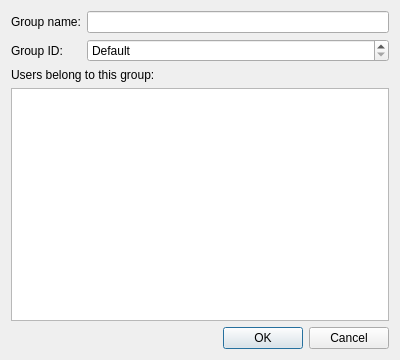
Qt form lxqt-admin-user/groupdialog.ui (lxqt/lxqt-admin) before a commit.
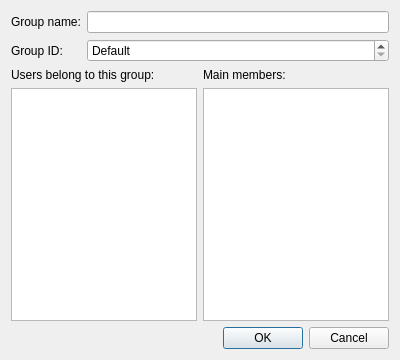
The same form after that commit.

Commit message: Ability to see main members in groups

Patch:
```diff
--- a/lxqt-admin-user/groupdialog.ui
+++ b/lxqt-admin-user/groupdialog.ui
@@ -13,7 +13,16 @@
   <property name="windowTitle">
    <string>Group Settings</string>
   </property>
+  <layout class="QVBoxLayout" name="verticalLayout">
+   <item>
   <layout class="QFormLayout" name="formLayout">
+     <item row="1" column="0">
+      <widget class="QLabel" name="label_2">
+       <property name="text">
+        <string>Group ID:</string>
+       </property>
+      </widget>
+     </item>
    <item row="0" column="0">
     <widget class="QLabel" name="label">
      <property name="text">
@@ -21,9 +30,6 @@
      </property>
     </widget>
    </item>
-   <item row="0" column="1">
-    <widget class="QLineEdit" name="groupName"/>
-   </item>
    <item row="1" column="1">
     <widget class="QSpinBox" name="gid">
      <property name="specialValueText">
@@ -34,21 +40,14 @@
      </property>
     </widget>
    </item>
+     <item row="0" column="1">
+      <widget class="QLineEdit" name="groupName"/>
+     </item>
+    </layout>
+   </item>
+   <item>
+    <layout class="QGridLayout" name="gridLayout">
    <item row="1" column="0">
-    <widget class="QLabel" name="label_2">
-     <property name="text">
-      <string>Group ID:</string>
-     </property>
-    </widget>
-   </item>
-   <item row="2" column="0" colspan="2">
-    <widget class="QLabel" name="label_3">
-     <property name="text">
-      <string>Users belong to this group:</string>
-     </property>
-    </widget>
-   </item>
-   <item row="3" column="0" colspan="2">
     <widget class="QListWidget" name="userList">
      <property name="sizePolicy">
       <sizepolicy hsizetype="Expanding" vsizetype="Expanding">
@@ -58,7 +57,30 @@
      </property>
     </widget>
    </item>
-   <item row="4" column="0" colspan="2">
+     <item row="0" column="0">
+      <widget class="QLabel" name="label_3">
+       <property name="text">
+        <string>Users belong to this group:</string>
+       </property>
+      </widget>
+     </item>
+     <item row="0" column="1">
+      <widget class="QLabel" name="mainUserLabel">
+       <property name="text">
+        <string>Main members:</string>
+       </property>
+      </widget>
+     </item>
+     <item row="1" column="1">
+      <widget class="QListWidget" name="mainUserList">
+       <property name="enabled">
+        <bool>true</bool>
+       </property>
+      </widget>
+     </item>
+    </layout>
+   </item>
+   <item>
     <widget class="QDialogButtonBox" name="buttonBox">
      <property name="orientation">
       <enum>Qt::Horizontal</enum>
```
Lines whose indentation alone changed are shown as unchanged. The commit also changes 49 other files.
